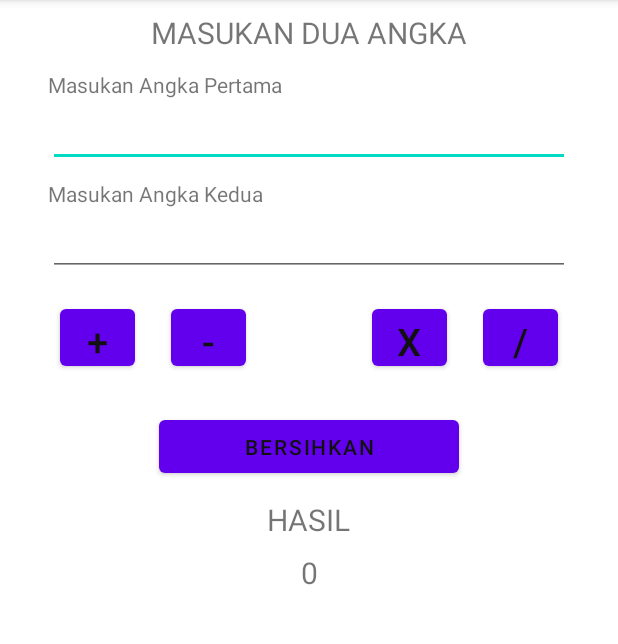
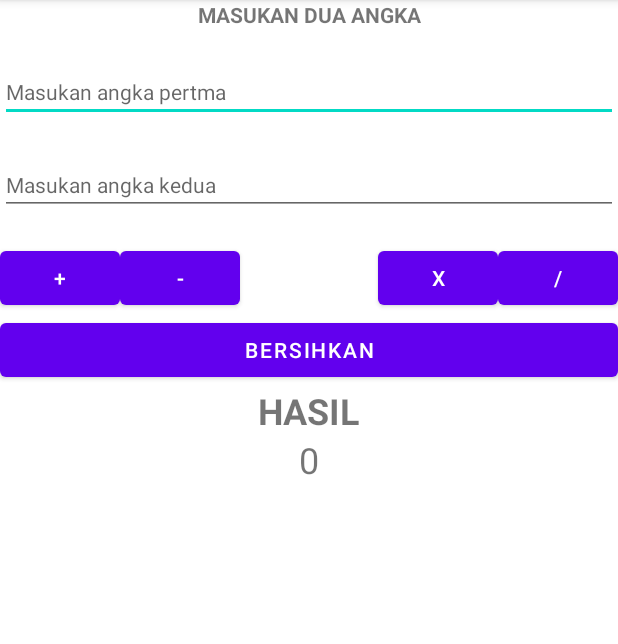
Before and after one commit to Aromdon/Aplikasi-Kalkulator_Asep-Romdon, an Android app: the screen it shows after launch (MainActivity), on a phone screen of 412 x 824 dp, the part 84-728 px from its top. Run offline under Robolectric (Android 15) with nearby library versions, the phone set to English and light mode, and no system bars.

Commit message:
Mengubah activity_main.xml dan menambahkan kode logic di MainActivity.java

```diff
--- a/app/src/main/java/com/romdon/aplikasikalkulator_asepromdon/MainActivity.java
+++ b/app/src/main/java/com/romdon/aplikasikalkulator_asepromdon/MainActivity.java
@@ -3,12 +3,110 @@ package com.romdon.aplikasikalkulator_asepromdon;
 import androidx.appcompat.app.AppCompatActivity;
 
 import android.os.Bundle;
+import android.view.View;
+import android.widget.Button;
+import android.widget.EditText;
+import android.widget.TextView;
+import android.widget.Toast;
 
 public class MainActivity extends AppCompatActivity {
+   // Mendeklarasikan Varible
+    EditText angka_pertama, angka_kedua;
+    Button tambah, kurang, kali, bagi, bersihkan;
+    TextView hasil;
 
     @Override
     protected void onCreate(Bundle savedInstanceState) {
         super.onCreate(savedInstanceState);
         setContentView(R.layout.activity_main);
+
+        //Memanggil varible berdasarkan id nya
+        angka_pertama = (EditText) findViewById(R.id.angka_pertama);
+        angka_kedua = (EditText) findViewById(R.id.angka_kedua);
+        tambah = (Button) findViewById(R.id.tambah);
+        kurang = (Button) findViewById(R.id.kurang);
+        kali = (Button) findViewById(R.id.kali);
+        bagi = (Button) findViewById(R.id.bagi);
+        bersihkan = (Button)findViewById(R.id.bersihkan);
+        hasil = (TextView) findViewById(R.id.hasil);
+
+        tambah.setOnClickListener(new View.OnClickListener() {
+            @Override
+            public void onClick(View v) {
+                if ((angka_pertama.getText().length()>0) && (angka_kedua.getText().length()>0))
+                {
+                    Double angka1 = Double.parseDouble(angka_pertama.getText().toString());
+                    Double angka2 = Double.parseDouble(angka_kedua.getText().toString());
+                    Double result = angka1 + angka2;
+                    hasil.setText(Double.toString(result));
+                }
+                else {
+                    Toast toast = Toast.makeText(MainActivity.this, "Mohon masukan angka pertama & kedua", Toast.LENGTH_LONG);
+                    toast.show();
+                }
+            }
+        });
+
+        kurang.setOnClickListener(new View.OnClickListener() {
+            @Override
+            public void onClick(View v) {
+                if ((angka_pertama.getText().length()>0) && (angka_kedua.getText().length()>0))
+                {
+                    Double angka1 = Double.parseDouble(angka_pertama.getText().toString());
+                    Double angka2 = Double.parseDouble(angka_kedua.getText().toString());
+                    Double result = angka1 - angka2;
+                    hasil.setText(Double.toString(result));
+                }
+                else {
+                    Toast toast = Toast.makeText(MainActivity.this, "Mohon masukan angka pertama dam kedua", Toast.LENGTH_LONG);
+                    toast.show();
+                }
+            }
+        });
+
+        kali.setOnClickListener(new View.OnClickListener() {
+            @Override
+            public void onClick(View v) {
+                if ((angka_pertama.getText().length()>0) && (angka_kedua.getText().length()>0))
+                {
+                    Double angka1 = Double.parseDouble(angka_pertama.getText().toString());
+                    Double angka2 = Double.parseDouble(angka_kedua.getText().toString());
+                    Double result = angka1 * angka2;
+                    hasil.setText(Double.toString(result));
+                }
+                else {
+                    Toast toast = Toast.makeText(MainActivity.this, "Mohon masukan angka pertama dam kedua", Toast.LENGTH_LONG);
+                    toast.show();
+                }
+            }
+        });
+
+        bagi.setOnClickListener(new View.OnClickListener() {
+            @Override
+            public void onClick(View v) {
+                if ((angka_pertama.getText().length()>0) && (angka_kedua.getText().length()>0))
+                {
+                    Double angka1 = Double.parseDouble(angka_pertama.getText().toString());
+                    Double angka2 = Double.parseDouble(angka_kedua.getText().toString());
+                    Double result = angka1 / angka2;
+                    hasil.setText(Double.toString(result));
+                }
+                else {
+                    Toast toast = Toast.makeText(MainActivity.this, "Mohon masukan angka pertama dam kedua", Toast.LENGTH_LONG);
+                    toast.show();
+                }
+            }
+        });
+
+        bersihkan.setOnClickListener(new View.OnClickListener() {
+            @Override
+            public void onClick(View v) {
+                angka_pertama.setText("");
+                angka_kedua.setText("");
+                hasil.setText("0");
+                angka_pertama.requestFocus();
+            }
+        });
     }
+
 }
--- a/app/src/main/res/layout/activity_main.xml
+++ b/app/src/main/res/layout/activity_main.xml
@@ -1,5 +1,5 @@
 <?xml version="1.0" encoding="utf-8"?>
-<androidx.constraintlayout.widget.ConstraintLayout xmlns:android="http://schemas.android.com/apk/res/android"
+<RelativeLayout xmlns:android="http://schemas.android.com/apk/res/android"
     xmlns:app="http://schemas.android.com/apk/res-auto"
     xmlns:tools="http://schemas.android.com/tools"
     android:id="@+id/tv_pertama"
@@ -7,147 +7,111 @@
     android:layout_height="match_parent"
     tools:context=".MainActivity">
 
+    <Button
+        android:id="@+id/tambah"
+        android:layout_height="wrap_content"
+        android:text="+"
+        android:layout_below="@+id/angka_kedua"
+        android:layout_alignParentLeft="true"
+        android:layout_alignParentStart="true"
+        android:layout_marginTop="18dp"
+        android:layout_width="80dp"/>
+
+    <EditText
+        android:layout_width="match_parent"
+        android:layout_height="wrap_content"
+        android:inputType="number"
+        android:ems="10"
+        android:id="@+id/angka_pertama"
+        android:hint="Masukan angka pertma"
+        android:textSize="14sp"
+        android:layout_below="@+id/textView5"
+        android:layout_alignParentLeft="true"
+        android:layout_alignParentStart="true"
+        android:layout_marginTop="22dp"/>
+
+    <EditText
+        android:layout_width="match_parent"
+        android:layout_height="wrap_content"
+        android:inputType="number"
+        android:ems="10"
+        android:id="@+id/angka_kedua"
+        android:hint="Masukan angka kedua"
+        android:textSize="14sp"
+        android:layout_below="@+id/angka_pertama"
+        android:layout_alignParentLeft="true"
+        android:layout_alignParentStart="true"
+        android:layout_marginTop="22dp"/>
 
     <TextView
-        android:id="@+id/tv_angka"
-        android:layout_width="wrap_content"
+        android:layout_width="match_parent"
         android:layout_height="wrap_content"
-        android:layout_marginTop="8dp"
         android:text="MASUKAN DUA ANGKA"
-        android:textSize="20sp"
-        app:layout_constraintEnd_toEndOf="parent"
-        app:layout_constraintStart_toStartOf="parent"
-        app:layout_constraintTop_toTopOf="parent" />
+        android:id="@+id/textView5"
+        android:textAlignment="center"
+        android:textStyle="normal|bold"
+        android:textSize="14sp"
+        android:layout_alignParentTop="true"
+        android:layout_alignParentLeft="true"
+        android:layout_alignParentStart="true"/>
 
     <TextView
-        android:id="@+id/textView4"
+        android:id="@+id/hasil"
         android:layout_width="match_parent"
         android:layout_height="wrap_content"
-        android:layout_marginStart="32dp"
-        android:layout_marginTop="11dp"
-        android:layout_marginEnd="32dp"
-        android:text="Masukan Angka Pertama"
-        app:layout_constraintEnd_toEndOf="parent"
-        app:layout_constraintStart_toStartOf="parent"
-        app:layout_constraintTop_toBottomOf="@+id/tv_angka" />
+        android:text="0"
+        android:layout_below="@+id/textView1"
+        android:layout_centerHorizontal="true"
+        android:textSize="24sp"
+        android:textAlignment="center"/>
 
-    <EditText
-        android:id="@+id/edt_pertama"
+    <TextView
         android:layout_width="match_parent"
         android:layout_height="wrap_content"
-        android:layout_marginStart="32dp"
-        android:layout_marginEnd="32dp"
-        android:lines="1"
-        app:layout_constraintEnd_toEndOf="parent"
-        app:layout_constraintStart_toStartOf="parent"
-        app:layout_constraintTop_toBottomOf="@+id/textView4" />
+        android:id="@+id/textView1"
+        android:text="HASIL"
+        android:textStyle="normal|bold"
+        android:textSize="24sp"
+        android:textAlignment="center"
+        android:layout_below="@+id/bersihkan"
+        android:layout_alignParentLeft="true"
+        android:layout_alignParentStart="true"/>
 
-    <TextView
-        android:id="@+id/tv_kedua"
+    <Button
+        android:text="-"
+        android:layout_height="wrap_content"
+        android:id="@+id/kurang"
+        android:layout_width="80dp"
+        android:layout_alignBaseline="@id/tambah"
+        android:layout_alignBottom="@id/tambah"
+        android:layout_toRightOf="@id/tambah"
+        android:layout_toEndOf="@id/tambah"/>
+
+    <Button
         android:layout_width="match_parent"
         android:layout_height="wrap_content"
-        android:layout_marginStart="32dp"
-        android:layout_marginTop="8dp"
-        android:layout_marginEnd="32dp"
-        android:text="Masukan Angka Kedua"
-        app:layout_constraintEnd_toEndOf="parent"
-        app:layout_constraintStart_toStartOf="parent"
-        app:layout_constraintTop_toBottomOf="@+id/edt_pertama" />
-
-    <EditText
-        android:id="@+id/edt_kedua"
-        android:layout_width="match_parent"
-        android:layout_height="wrap_content"
-        android:layout_marginStart="32dp"
-        android:layout_marginEnd="32dp"
-        android:lines="1"
-        app:layout_constraintEnd_toEndOf="parent"
-        app:layout_constraintStart_toStartOf="parent"
-        app:layout_constraintTop_toBottomOf="@+id/tv_kedua" />
+        android:text="BERSIHKAN"
+        android:id="@+id/bersihkan"
+        android:layout_below="@id/tambah"
+        android:layout_centerHorizontal="true" />
 
     <Button
-        android:id="@+id/btn_tambah"
-        android:layout_width="50dp"
-        android:layout_height="50dp"
-        android:layout_marginStart="40dp"
-        android:layout_marginTop="16dp"
-        android:text="+"
-        android:gravity="center"
-        android:textColor="#121111"
-        android:textSize="25sp"
-        app:layout_constraintStart_toStartOf="parent"
-        app:layout_constraintTop_toBottomOf="@+id/edt_kedua" />
+        android:text="/"
+        android:layout_height="wrap_content"
+        android:id="@+id/bagi"
+        android:layout_width="80dp"
+        android:layout_above="@id/bersihkan"
+        android:layout_alignParentRight="true"
+        android:layout_alignParentEnd="true"/>
 
     <Button
-        android:id="@+id/btn_kurang"
-        android:layout_width="50dp"
-        android:layout_height="50dp"
-        android:layout_marginStart="24dp"
-        android:layout_marginTop="16dp"
-        android:text="-"
-        android:gravity="center"
-        android:textColor="#121111"
-        android:textSize="25sp"
-        app:layout_constraintStart_toEndOf="@+id/btn_tambah"
-        app:layout_constraintTop_toBottomOf="@+id/edt_kedua" />
+        android:text="X"
+        android:layout_height="wrap_content"
+        android:id="@+id/kali"
+        android:layout_width="80dp"
+        android:layout_alignBaseline="@id/bagi"
+        android:layout_alignBottom="@id/bagi"
+        android:layout_toLeftOf="@id/bagi"
+        android:layout_toStartOf="@id/bagi"/>
 
-    <Button
-        android:id="@+id/btn_kali"
-        android:layout_width="50dp"
-        android:layout_height="50dp"
-        android:layout_marginTop="16dp"
-        android:layout_marginEnd="24dp"
-        android:text="x"
-        android:gravity="center"
-        android:textColor="#121111"
-        android:textSize="25sp"
-        app:layout_constraintEnd_toStartOf="@+id/btn_bagi"
-        app:layout_constraintTop_toBottomOf="@+id/edt_kedua" />
-
-    <Button
-        android:id="@+id/btn_bagi"
-        android:layout_width="50dp"
-        android:layout_height="50dp"
-        android:layout_marginTop="16dp"
-        android:layout_marginEnd="40dp"
-        android:text="/"
-        android:gravity="center"
-        android:textColor="#121111"
-        android:textSize="25sp"
-        app:layout_constraintEnd_toEndOf="parent"
-        app:layout_constraintTop_toBottomOf="@+id/edt_kedua" />
-
-    <Button
-        android:id="@+id/btn_bersihkan"
-        android:layout_width="200dp"
-        android:layout_height="47dp"
-        android:layout_marginTop="24dp"
-        android:text="Bersihkan"
-        android:textColor="#121111"
-        app:layout_constraintEnd_toEndOf="parent"
-        app:layout_constraintStart_toStartOf="parent"
-        app:layout_constraintTop_toBottomOf="@+id/btn_kurang" />
-
-    <TextView
-        android:id="@+id/tv_hasil"
-        android:layout_width="wrap_content"
-        android:layout_height="wrap_content"
-        android:layout_marginTop="11dp"
-        android:text="HASIL"
-        android:textSize="20sp"
-        app:layout_constraintEnd_toEndOf="parent"
-        app:layout_constraintStart_toStartOf="parent"
-        app:layout_constraintTop_toBottomOf="@+id/btn_bersihkan" />
-
-    <TextView
-        android:id="@+id/tv_0"
-        android:layout_width="wrap_content"
-        android:layout_height="wrap_content"
-        android:layout_marginTop="8dp"
-        android:text="0"
-        android:textSize="20sp"
-        app:layout_constraintEnd_toEndOf="parent"
-        app:layout_constraintStart_toStartOf="parent"
-        app:layout_constraintTop_toBottomOf="@+id/tv_hasil" />
-
-</androidx.constraintlayout.widget.ConstraintLayout>
+</RelativeLayout>
```
